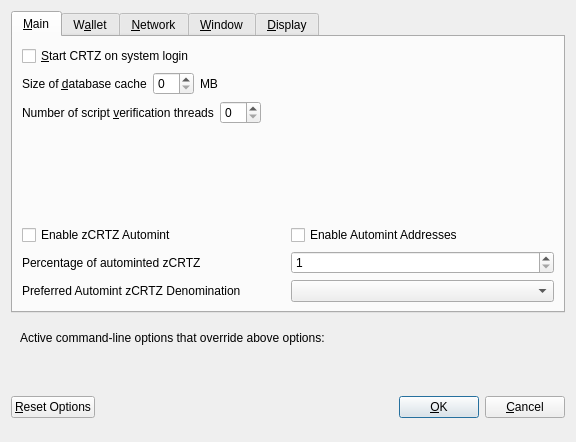
The window that src/qt/forms/optionsdialog.ui (AltcoinBaggins/lil) describes before a commit, drawn with Qt 5.
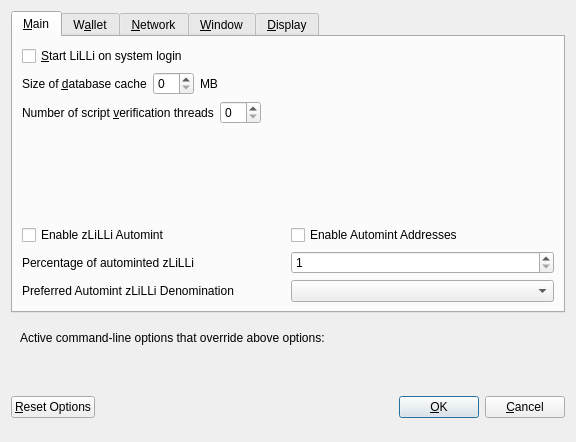
The same window after the commit. Custom widgets are drawn as their Qt base class.

Diff of the .ui file:
```diff
--- a/src/qt/forms/optionsdialog.ui
+++ b/src/qt/forms/optionsdialog.ui
@@ -33,7 +33,7 @@
           <string>Automatically start CRTZ after logging in to the system.</string>
          </property>
          <property name="text">
-          <string>&amp;Start CRTZ on system login</string>
+          <string>&amp;Start LiLLi on system login</string>
          </property>
         </widget>
        </item>
@@ -147,7 +147,7 @@
                <enum>Qt::LeftToRight</enum>
               </property>
               <property name="text">
-               <string>Enable zCRTZ Automint</string>
+               <string>Enable zLiLLi Automint</string>
               </property>
              </widget>
             </item>
@@ -174,7 +174,7 @@
                <string>Percentage of incoming CRTZ which get automatically converted to zCRTZ via Zerocoin Protocol (min: 10%)</string>
               </property>
               <property name="text">
-               <string>Percentage of autominted zCRTZ</string>
+               <string>Percentage of autominted zLiLLi</string>
               </property>
              </widget>
             </item>
@@ -207,7 +207,7 @@
                <string>Wait with automatic conversion to Zerocoin until enough CRTZ for this denomination is available</string>
               </property>
               <property name="text">
-               <string>Preferred Automint zCRTZ Denomination</string>
+               <string>Preferred Automint zLiLLi Denomination</string>
               </property>
              </widget>
             </item>
```
Left out of the diff: 18 changed lines with no effect on the pictures.
